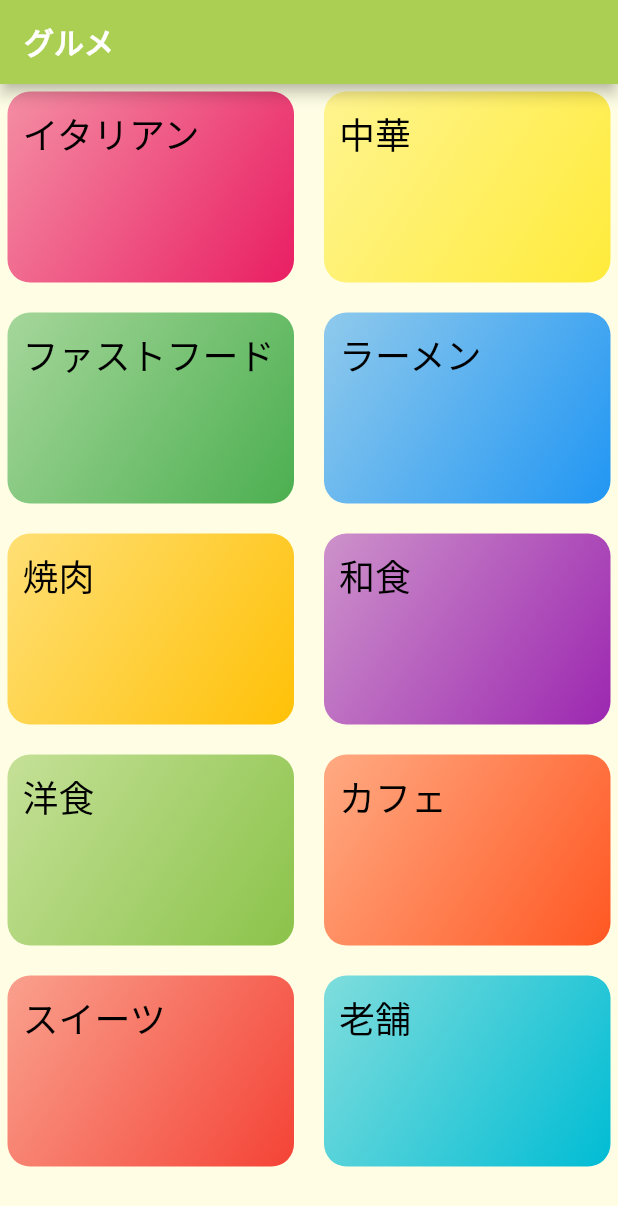
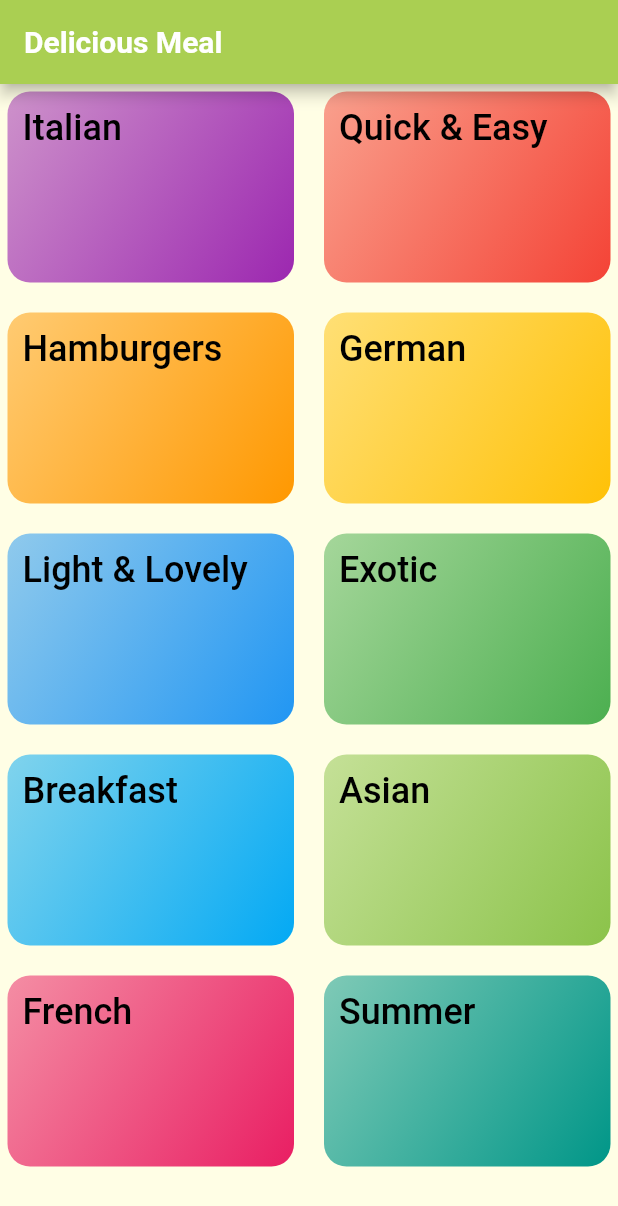
Before and after one commit to trm11tkr/meals-app, a Flutter app: the screen it shows after launch, on a phone screen of 412 x 824 dp. Shown: the top 1206 px of the screen. Run offline on Flutter 3.47's test engine with Material 2 defaults, Android fonts, the phone set to English and light mode, and no system bars; our stand-ins replace freezed_annotation, go_router; Roboto replaces fonts that are missing (KaiseiOpti, MPLUSRounded1c).

Commit message:
サンプルを使用するため、英語に統一

```diff
--- a/lib/categories_page.dart
+++ b/lib/categories_page.dart
@@ -9,7 +9,7 @@ class CategoriesPage extends StatelessWidget {
   @override
   Widget build(BuildContext context) {
     return Scaffold(
-      appBar: AppBar(title: const Text('グルメ')),
+      appBar: AppBar(title: const Text('Delicious Meal')),
       body: GridView(
         padding: const EdgeInsets.all(5),
         gridDelegate: const SliverGridDelegateWithMaxCrossAxisExtent(
--- a/lib/dummy_data.dart
+++ b/lib/dummy_data.dart
@@ -4,19 +4,57 @@ import './models/category.dart';
 import './models/meal.dart';
 
 const DUMMY_CATEGORIES = [
-  Category(id: 'c1', title: 'イタリアン', color: Colors.pink),
-  Category(id: 'c2', title: '中華', color: Colors.yellow),
-  Category(id: 'c3', title: 'ファストフード', color: Colors.green),
-  Category(id: 'c4', title: 'ラーメン', color: Colors.blue),
-  Category(id: 'c5', title: '焼肉', color: Colors.amber),
-  Category(id: 'c6', title: '和食', color: Colors.purple),
-  Category(id: 'c7', title: '洋食', color: Colors.lightGreen),
-  Category(id: 'c8', title: 'カフェ', color: Colors.deepOrange),
-  Category(id: 'c9', title: 'スイーツ', color: Colors.red),
-  Category(id: 'c10', title: '老舗', color: Colors.cyan),
-];
-
-const DUMMY_MEALS = [
+  Category(
+    id: 'c1',
+    title: 'Italian',
+    color: Colors.purple,
+  ),
+  Category(
+    id: 'c2',
+    title: 'Quick & Easy',
+    color: Colors.red,
+  ),
+  Category(
+    id: 'c3',
+    title: 'Hamburgers',
+    color: Colors.orange,
+  ),
+  Category(
+    id: 'c4',
+    title: 'German',
+    color: Colors.amber,
+  ),
+  Category(
+    id: 'c5',
+    title: 'Light & Lovely',
+    color: Colors.blue,
+  ),
+  Category(
+    id: 'c6',
+    title: 'Exotic',
+    color: Colors.green,
+  ),
+  Category(
+    id: 'c7',
+    title: 'Breakfast',
+    color: Colors.lightBlue,
+  ),
+  Category(
+    id: 'c8',
+    title: 'Asian',
+    color: Colors.lightGreen,
+  ),
+  Category(
+    id: 'c9',
+    title: 'French',
+    color: Colors.pink,
+  ),
+  Category(
+    id: 'c10',
+    title: 'Summer',
+    color: Colors.teal,
+  ),
+];const DUMMY_MEALS = [
   Meal(
     id: 'm1',
     categories: [
```
